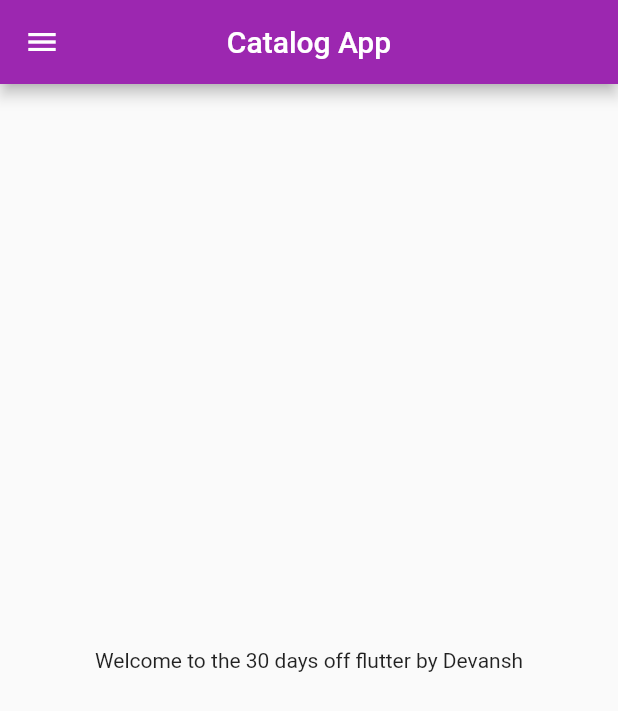
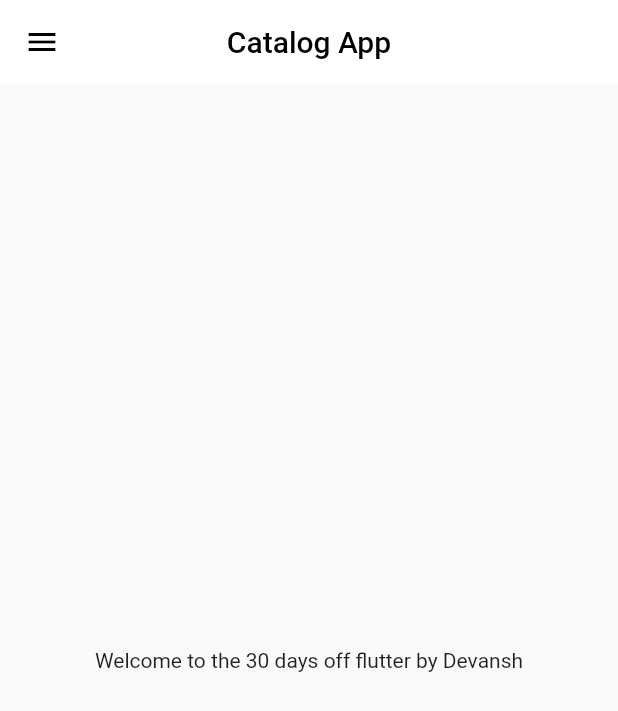
Before and after one commit to DevanshPandya19/Flutter2025, a Flutter app: the screen it shows after launch, on a phone screen of 412 x 824 dp. Shown: the top 711 px of the screen. Run offline on Flutter 3.47's test engine with Material 2 defaults, Android fonts, the phone set to English and light mode, and no system bars.

```diff
--- a/lib/main.dart
+++ b/lib/main.dart
@@ -1,9 +1,6 @@
 import 'package:flutter/material.dart';
 import 'package:sellf_learn_1/pages/LoginPage.dart';
 import 'package:sellf_learn_1/utils/routes.dart';
-
-
-
 import 'pages/HomePage.dart';
 
 void main(){
--- a/lib/pages/HomePage.dart
+++ b/lib/pages/HomePage.dart
@@ -1,19 +1,16 @@
 import 'package:flutter/material.dart';
 import 'package:sellf_learn_1/widgets/drawer.dart';
-
-
-
-
 class HomePage extends StatelessWidget {
   final int days=30;
   final String name="Devansh";
-
-
   @override
   Widget build(BuildContext context) {
     return Scaffold(
       appBar: AppBar(
-        title: Text("Catalog App"),
+        backgroundColor: Colors.white,
+        elevation: 0.0,
+        iconTheme: IconThemeData(color: Colors.black),
+        title: Text("Catalog App",style: TextStyle(color: Colors.black),),
         centerTitle: true,// centres the title
       ),
       body: Center(
```
Also changed, not shown: lib/models/catalog..dart (added, +20 -0 lines).
